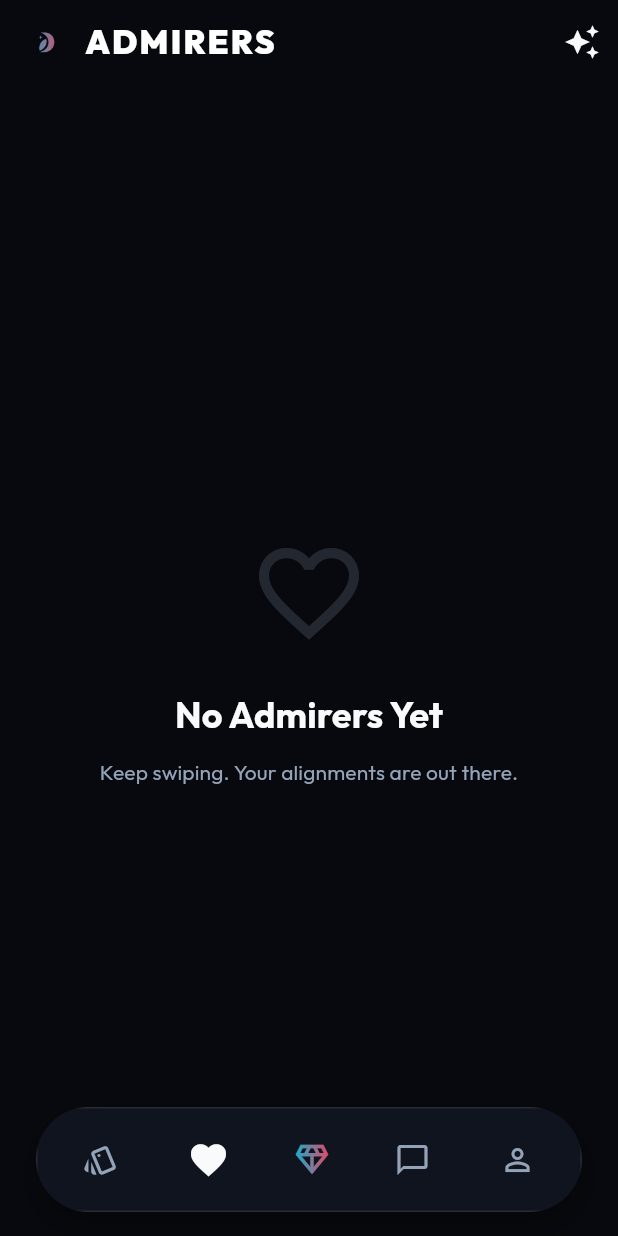
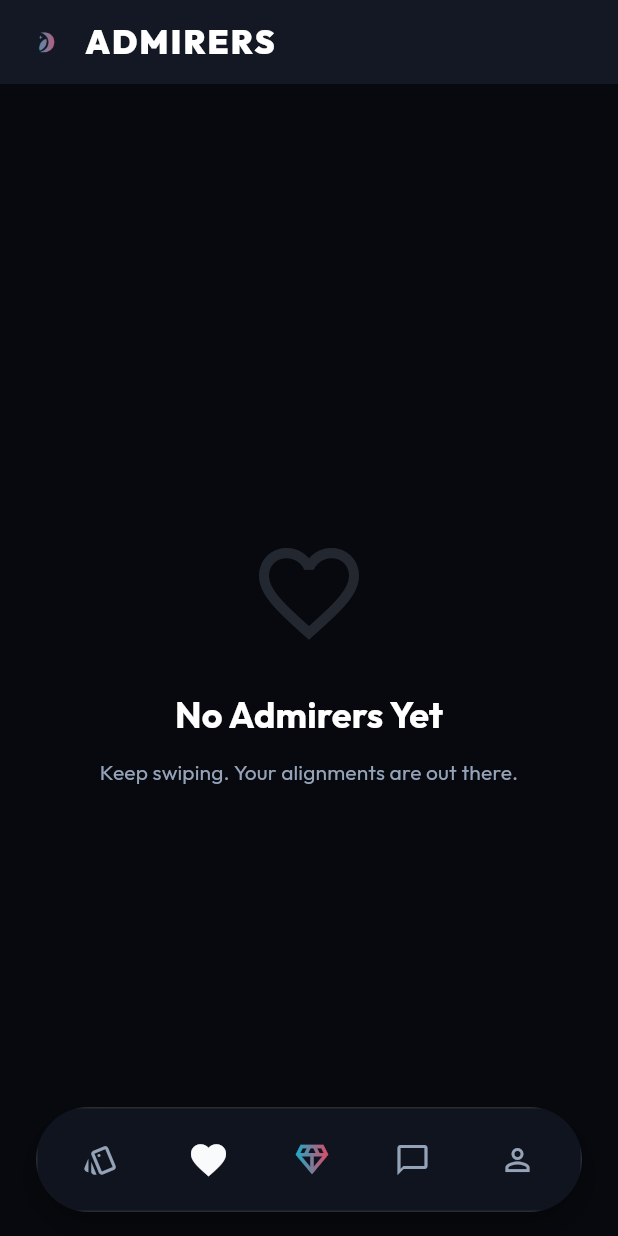
Before and after one commit to danish236/duva_mobile, a Flutter app: the screen it shows once a user with an empty profile is signed in, item 2 of the bottom bar chosen, on a phone screen of 412 x 824 dp. Run offline on Flutter 3.47's test engine with Material 3 defaults, Android fonts, the phone set to English and light mode, and no system bars; our stand-ins replace dio, flutter_card_swiper, flutter_dotenv, geocoding, geolocator, google_fonts and 3 more; accounts and stored records are empty; network calls fail.

Commit message:
adding pro basic features rewind and duva black basic

```diff
--- a/lib/screens/admirers_screen.dart
+++ b/lib/screens/admirers_screen.dart
@@ -14,6 +14,7 @@ class AdmirersScreen extends StatefulWidget {
 
 class _AdmirersScreenState extends State<AdmirersScreen> {
   bool _isLoading = true;
+  bool _isPremium = false; // THE PRO LOCK
   List<dynamic> _admirers = [];
   final String apiUrl = 'https://backend.duvamobile.workers.dev';
   final dio = Dio();
@@ -21,14 +22,20 @@ class _AdmirersScreenState extends State<AdmirersScreen> {
   @override
   void initState() {
     super.initState();
-    _fetchAdmirers();
+    _fetchData();
   }
 
-  Future<void> _fetchAdmirers() async {
+  Future<void> _fetchData() async {
     try {
       final session = Supabase.instance.client.auth.currentSession;
       final options = Options(headers: {'Authorization': 'Bearer ${session?.accessToken}'});
-      // Assuming you will create this endpoint, falling back to /matches if it doesn't exist for now so UI doesn't crash
+
+      // Fetch User's Premium Status
+      final myId = session?.user.id;
+      final profile = await Supabase.instance.client.from('profiles').select('is_premium').eq('id', myId!).single();
+      _isPremium = profile['is_premium'] ?? false;
+
+      // Fetch Admirers
       final response = await dio.get('$apiUrl/matches', options: options);
 
       if (mounted) {
@@ -44,8 +51,32 @@ class _AdmirersScreenState extends State<AdmirersScreen> {
 
   @override
   Widget build(BuildContext context) {
+    if (_isLoading) {
       return Scaffold(
-      appBar: AppBar(
+        backgroundColor: AppTheme.voidBackground,
+        appBar: _buildAppBar(),
+        body: PremiumShimmer(
+          child: GridView.builder(
+            padding: const EdgeInsets.all(16),
+            gridDelegate: const SliverGridDelegateWithFixedCrossAxisCount(
+              crossAxisCount: 2, crossAxisSpacing: 16, mainAxisSpacing: 16, childAspectRatio: 0.75
+            ),
+            itemCount: 6,
+            itemBuilder: (context, index) => const ShimmerBox(width: double.infinity, height: double.infinity, borderRadius: 24),
+          ),
+        ),
+      );
+    }
+
+    return Scaffold(
+      backgroundColor: AppTheme.voidBackground,
+      appBar: _buildAppBar(),
+      body: _admirers.isEmpty ? _buildEmptyState() : _buildGrid(),
+    );
+  }
+
+  PreferredSizeWidget _buildAppBar() {
+    return AppBar(
       title: Row(
         children: [
           ShaderMask(
@@ -56,27 +87,8 @@ class _AdmirersScreenState extends State<AdmirersScreen> {
           const Text('ADMIRERS', style: TextStyle(fontWeight: FontWeight.w900, fontSize: 22, letterSpacing: 1.5, color: Colors.white)),
         ],
       ),
-        actions: [
-          IconButton(icon: const Icon(Icons.auto_awesome), onPressed: () {}), // Premium upgrade trigger later
-        ],
-      ),
-      body: _isLoading
-        ? PremiumShimmer(
-            child: GridView.builder(
-              padding: const EdgeInsets.all(16),
-              gridDelegate: const SliverGridDelegateWithFixedCrossAxisCount(
-                crossAxisCount: 2,
-                crossAxisSpacing: 16,
-                mainAxisSpacing: 16,
-                childAspectRatio: 0.75
-              ),
-              itemCount: 6, // Show 6 ghosted grid items
-              itemBuilder: (context, index) => const ShimmerBox(width: double.infinity, height: double.infinity, borderRadius: 24),
-            ),
-          )
-        : _admirers.isEmpty
-          ? _buildEmptyState()
-          : _buildGrid(),
+      backgroundColor: AppTheme.surfaceGlass,
+      elevation: 0,
     );
   }
 
@@ -87,7 +99,7 @@ class _AdmirersScreenState extends State<AdmirersScreen> {
         children: [
           Icon(Icons.favorite_border, size: 80, color: AppTheme.textSecondary.withValues(alpha: 0.2)),
           const SizedBox(height: 24),
-          const Text('No Admirers Yet', style: TextStyle(fontSize: 24, fontWeight: FontWeight.bold)),
+          const Text('No Admirers Yet', style: TextStyle(fontSize: 24, fontWeight: FontWeight.bold, color: Colors.white)),
           const SizedBox(height: 12),
           const Text('Keep swiping. Your alignments are out there.', style: TextStyle(color: AppTheme.textSecondary)),
         ],
@@ -98,13 +110,14 @@ class _AdmirersScreenState extends State<AdmirersScreen> {
   Widget _buildGrid() {
     return Column(
       children: [
+        if (!_isPremium)
           Container(
             padding: const EdgeInsets.symmetric(horizontal: 20, vertical: 16),
             width: double.infinity,
             decoration: BoxDecoration(color: AppTheme.primaryRose.withValues(alpha: 0.1)),
             child: Column(
               children: [
-              const Text('Upgrade to Premium', style: TextStyle(color: AppTheme.primaryRose, fontWeight: FontWeight.w900, letterSpacing: 1.2)),
+                const Text('Upgrade to Duva Black', style: TextStyle(color: AppTheme.primaryRose, fontWeight: FontWeight.w900, letterSpacing: 1.2)),
                 const SizedBox(height: 4),
                 Text('See who already liked you and match instantly.', style: TextStyle(color: AppTheme.textPrimary.withValues(alpha: 0.8), fontSize: 13)),
               ],
@@ -114,22 +127,20 @@ class _AdmirersScreenState extends State<AdmirersScreen> {
           child: GridView.builder(
             padding: const EdgeInsets.all(16),
             gridDelegate: const SliverGridDelegateWithFixedCrossAxisCount(
-              crossAxisCount: 2,
-              crossAxisSpacing: 16,
-              mainAxisSpacing: 16,
-              childAspectRatio: 0.75
+              crossAxisCount: 2, crossAxisSpacing: 16, mainAxisSpacing: 16, childAspectRatio: 0.75
             ),
             itemCount: _admirers.length,
             itemBuilder: (context, index) {
               final admirer = _admirers[index];
-              final String imageUrl = (admirer['images'] != null && admirer['images'].isNotEmpty)
-                  ? admirer['images'][0]
-                  : 'https://via.placeholder.com/400';
+              final String imageUrl = (admirer['images'] != null && admirer['images'].isNotEmpty) ? admirer['images'][0] : 'https://via.placeholder.com/400';
 
               return GestureDetector(
                 onTap: () {
-                  // Trigger premium paywall modal here in the future
-                  ScaffoldMessenger.of(context).showSnackBar(const SnackBar(content: Text('Unlock Premium to reveal!')));
+                  if (!_isPremium) {
+                    ScaffoldMessenger.of(context).showSnackBar(const SnackBar(content: Text('Unlock Duva Black to reveal!')));
+                  } else {
+                    // TODO: Navigate to their profile
+                  }
                 },
                 child: ClipRRect(
                   borderRadius: BorderRadius.circular(20),
@@ -138,31 +149,28 @@ class _AdmirersScreenState extends State<AdmirersScreen> {
                     children: [
                       Image.network(imageUrl, fit: BoxFit.cover),
 
-                      // THE HEAVY BLUR EFFECT
+                      // THE PAYWALL BLUR
+                      if (!_isPremium)
                         BackdropFilter(
                           filter: ImageFilter.blur(sigmaX: 18, sigmaY: 18),
                           child: Container(color: AppTheme.voidBackground.withValues(alpha: 0.2)),
                         ),
 
-                      // GRADIENT OVERLAY
                       Container(
                         decoration: BoxDecoration(
-                          gradient: LinearGradient(
-                            begin: Alignment.bottomCenter,
-                            end: Alignment.topCenter,
-                            colors: [AppTheme.voidBackground, AppTheme.voidBackground.withValues(alpha: 0)],
-                          ),
+                          gradient: LinearGradient(begin: Alignment.bottomCenter, end: Alignment.topCenter, colors: [AppTheme.voidBackground, AppTheme.voidBackground.withValues(alpha: 0)]),
                         ),
                       ),
 
-                      // LOCK ICON
-                      const Center(
-                        child: CircleAvatar(
-                          backgroundColor: Colors.white24,
-                          radius: 30,
-                          child: Icon(Icons.lock_outline, color: Colors.white, size: 28),
-                        ),
-                      ),
+                      if (!_isPremium)
+                        const Center(child: CircleAvatar(backgroundColor: Colors.white24, radius: 30, child: Icon(Icons.lock_outline, color: Colors.white, size: 28))),
+
+                      // IF PREMIUM, SHOW THEIR NAME
+                      if (_isPremium)
+                        Positioned(
+                          bottom: 12, left: 12, right: 12,
+                          child: Text(admirer['first_name'] ?? 'Secret', style: const TextStyle(color: Colors.white, fontWeight: FontWeight.bold, fontSize: 16)),
+                        )
                     ],
                   ),
                 ),
```
Also changed, not shown: lib/screens/chat_screen.dart (+22 -1 lines), lib/screens/explore_screen.dart (+27 -0 lines), lib/screens/profile_screen.dart (+24 -4 lines). Lines whose indentation alone changed are shown as unchanged.
